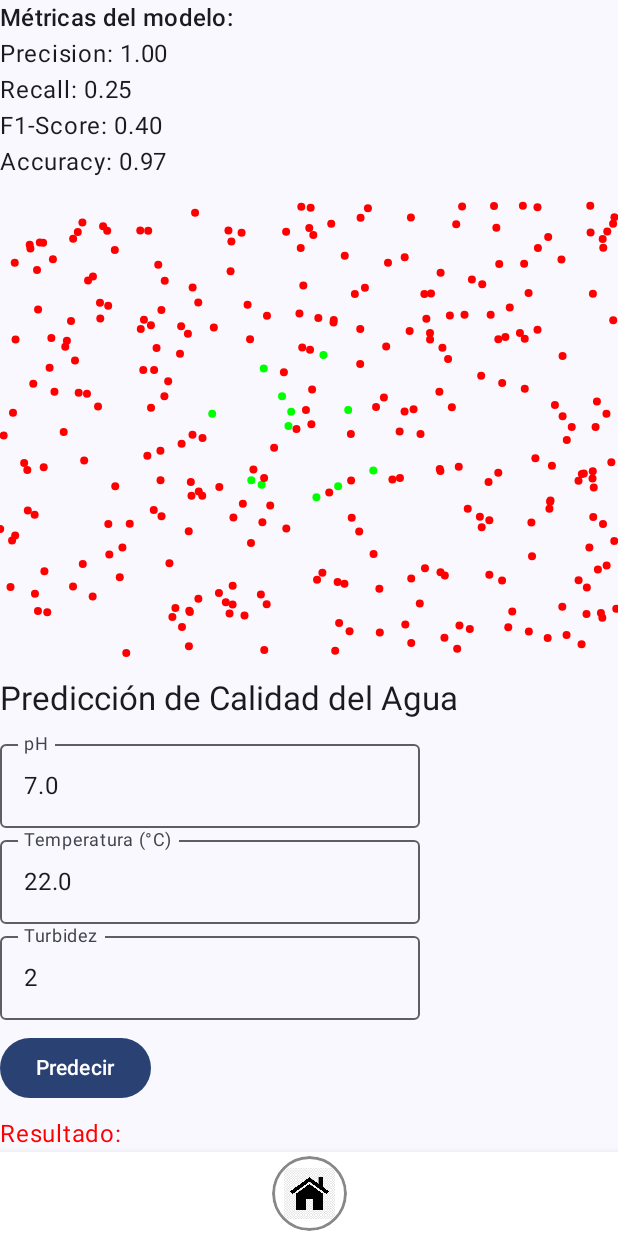
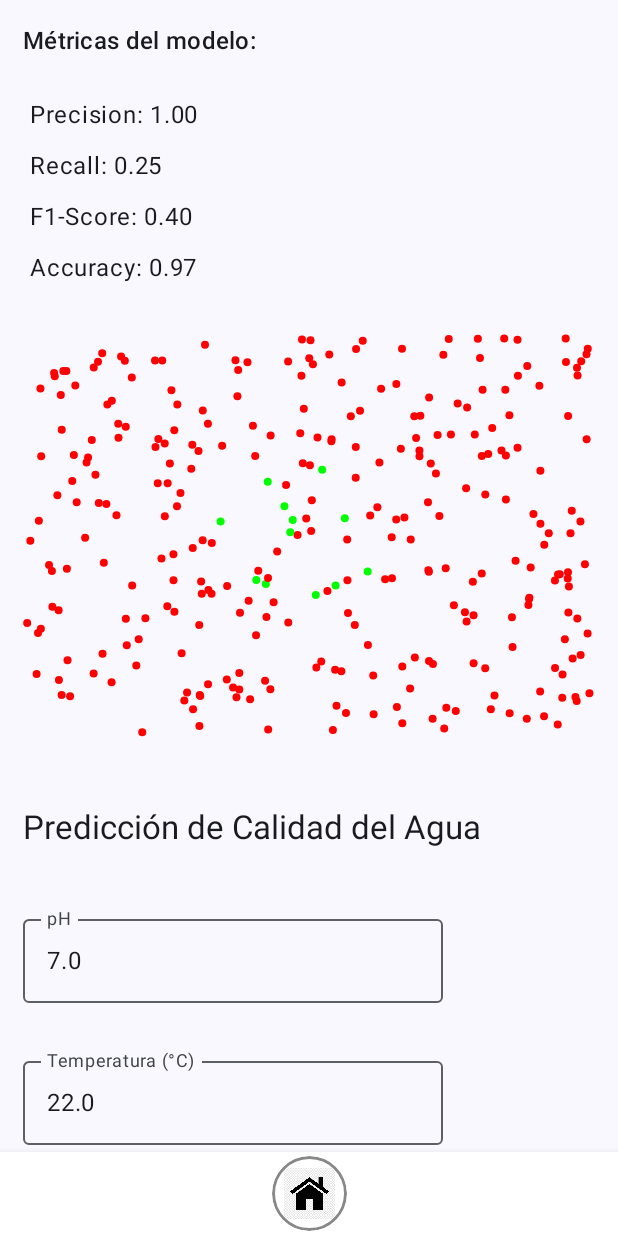
Before and after one commit to Art1217/Sof_Inteligente, an Android app built with Jetpack Compose: the NaiveBayesScreen screen opened through its navigation route, on a phone screen of 412 x 824 dp. Run offline under Robolectric (Android 15) with nearby library versions, the phone set to English and light mode, and no system bars; network calls fail.

Commit message:
arreglos de UI

```diff
--- a/app/src/main/java/com/example/soft_inteligente_app/ui/theme/screens/NaiveBayesScreen.kt
+++ b/app/src/main/java/com/example/soft_inteligente_app/ui/theme/screens/NaiveBayesScreen.kt
@@ -43,14 +43,14 @@ fun NaiveBayesScreen(navController: NavHostController) {
 
 
 
-            Text("Métricas del modelo:", style = MaterialTheme.typography.titleMedium)
+            Text("Métricas del modelo:", style = MaterialTheme.typography.titleMedium, modifier = Modifier.padding(15.dp))
             metricas.forEach { (clave, valor) ->
-                Text("$clave: ${"%.2f".format(valor)}")
+                Text("$clave: ${"%.2f".format(valor)}", modifier = Modifier.padding(top=10.dp,start = 20.dp, end = 20.dp))
             }
 
             Spacer(modifier = Modifier.height(16.dp))
 
-            Canvas(modifier = Modifier.fillMaxWidth().height(300.dp)) {
+            Canvas(modifier = Modifier.fillMaxWidth().height(300.dp).padding(18.dp)) {
                 datos.forEach {
                     val color = if (it.calidad == "buena") Color.Green else Color.Red
                     val x = ((it.ph - 5.5) / 3.0 * size.width).toFloat()
@@ -63,32 +63,32 @@ fun NaiveBayesScreen(navController: NavHostController) {
                 }
             }
             Spacer(modifier = Modifier.height(16.dp))
-            Text("Predicción de Calidad del Agua", style = MaterialTheme.typography.titleLarge)
+            Text("Predicción de Calidad del Agua", style = MaterialTheme.typography.titleLarge, modifier = Modifier.padding(15.dp))
 
             Spacer(modifier = Modifier.height(8.dp))
 
             OutlinedTextField(
                 value = ph.toString(),
                 onValueChange = { ph = it.toDoubleOrNull() ?: 7.0 },
-                label = { Text("pH") })
+                label = { Text("pH") },modifier = Modifier.padding(15.dp))
             OutlinedTextField(
                 value = temperatura.toString(),
                 onValueChange = { temperatura = it.toDoubleOrNull() ?: 22.0 },
-                label = { Text("Temperatura (°C)") })
+                label = { Text("Temperatura (°C)") },modifier = Modifier.padding(15.dp))
             OutlinedTextField(
                 value = turbidez.toString(),
                 onValueChange = { turbidez = it.toIntOrNull() ?: 2 },
-                label = { Text("Turbidez") })
+                label = { Text("Turbidez") },modifier = Modifier.padding(15.dp))
 
             Button(onClick = {
                 resultado = NaiveBayesMock.predecir(ph, temperatura, turbidez)
-            }, modifier = Modifier.padding(vertical = 8.dp)) {
+            }, modifier = Modifier.padding(15.dp)) {
                 Text("Predecir")
             }
 
             Text(
                 "Resultado: ${resultado.uppercase()}",
-                color = if (resultado == "buena") Color.Green else Color.Red
+                color = if (resultado == "buena") Color.Green else Color.Red,modifier = Modifier.padding(15.dp)
             )
         }
     }
--- a/app/src/main/java/com/example/soft_inteligente_app/ui/theme/screens/input_screen.kt
+++ b/app/src/main/java/com/example/soft_inteligente_app/ui/theme/screens/input_screen.kt
@@ -10,7 +10,9 @@ import androidx.compose.ui.Alignment
 import androidx.compose.ui.Modifier
 import androidx.compose.ui.graphics.Brush
 import androidx.compose.ui.graphics.Color
+import androidx.compose.ui.text.font.FontWeight
 import androidx.compose.ui.unit.dp
+import androidx.compose.ui.unit.sp
 import androidx.navigation.NavHostController
 import com.example.soft_inteligente_app.data.RutaCompartida
 
@@ -42,7 +44,7 @@ fun InputScreen(navController: NavHostController) {
             verticalArrangement = Arrangement.Top,
             horizontalAlignment = Alignment.CenterHorizontally
         ) {
-            Text("Ingrese las distancias entre puntos")
+            Text("Ingrese las distancias entre puntos", modifier = Modifier.padding(15.dp), fontSize = 20.sp, fontWeight = FontWeight.ExtraBold)
 
             for (i in 0 until numPuntos) {
                 for (j in i + 1 until numPuntos) {
@@ -51,7 +53,7 @@ fun InputScreen(navController: NavHostController) {
                         value = inputs[key] ?: "",
                         onValueChange = { inputs[key] = it },
                         label = { Text("Punto ${i + 1} a Punto ${j + 1}") },
-                        modifier = Modifier.fillMaxWidth().padding(4.dp)
+                        modifier = Modifier.fillMaxWidth().padding(15.dp)
                     )
                 }
             }
```
Also changed, not shown: app/src/main/java/com/example/soft_inteligente_app/ui/theme/screens/ClasificadorScreen.kt (+6 -5 lines), app/src/main/java/com/example/soft_inteligente_app/ui/theme/screens/RedNeuralScreen.kt (+9 -8 lines), app/src/main/java/com/example/soft_inteligente_app/ui/theme/screens/result_screen.kt (+4 -4 lines).
